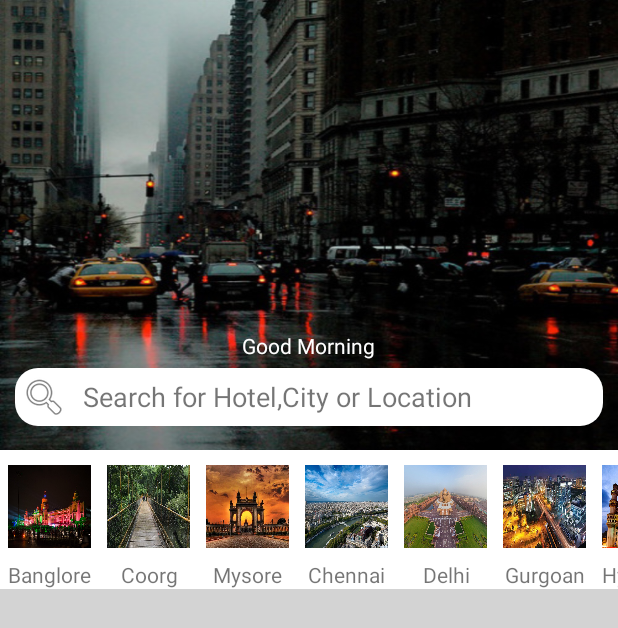
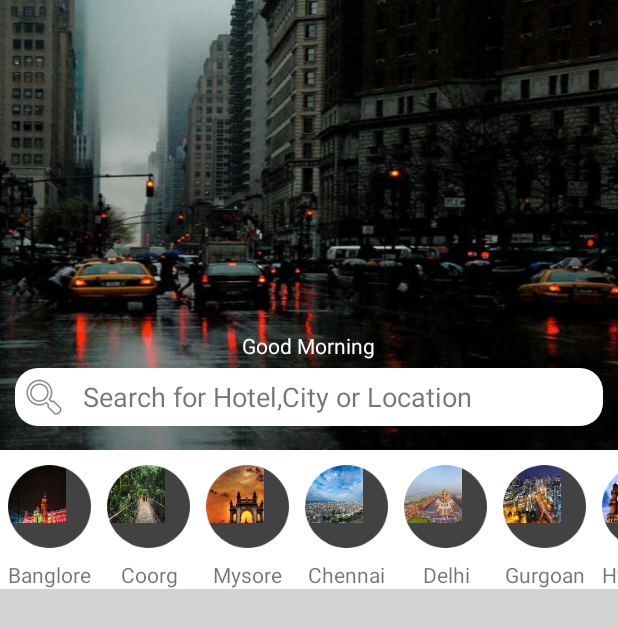
Before and after one commit to madhugogineni/OYORooms, an Android app: the HomeActivity screen opened directly, with no data from a screen before it, on a phone screen of 412 x 824 dp. Shown: the top 628 px of the screen. Run offline under Robolectric (Android 15) with nearby library versions, the phone set to English and light mode, and no system bars.

```diff
--- a/app/src/main/AndroidManifest.xml
+++ b/app/src/main/AndroidManifest.xml
@@ -16,7 +16,8 @@
                 <category android:name="android.intent.category.LAUNCHER" />
             </intent-filter>
         </activity>
-        <activity android:name=".HomeActivity"></activity>
+        <activity android:name=".HomeActivity" />
+        <activity android:name=".HotelsDisplay"></activity>
     </application>
 
 </manifest>
--- a/app/src/main/java/com/example/admin1/oyorooms/MyAdapter.java
+++ b/app/src/main/java/com/example/admin1/oyorooms/MyAdapter.java
@@ -1,7 +1,17 @@
 package com.example.admin1.oyorooms;
 
+import android.content.Context;
+import android.content.Intent;
+import android.graphics.Bitmap;
+import android.graphics.BitmapFactory;
+import android.graphics.Canvas;
+import android.graphics.Paint;
+import android.graphics.PorterDuff;
+import android.graphics.PorterDuffXfermode;
+import android.graphics.Rect;
 import android.support.annotation.NonNull;
 import android.support.v7.widget.RecyclerView;
+import android.util.Log;
 import android.view.LayoutInflater;
 import android.view.View;
 import android.view.ViewGroup;
@@ -13,14 +23,12 @@ import java.util.List;
 public class MyAdapter extends RecyclerView.Adapter<MyAdapter.ViewHolder> {
     private List<String> values;
     private List<Integer> icons;
-    // Provide a reference to the views for each data item
-    // Complex data items may need more than one view per item, and
-    // you provide access to all the views for a data item in a view holder
+    private Context context;
+    Intent intent;
+
     public class ViewHolder extends RecyclerView.ViewHolder {
-        // each data item is just a string in this case
         public TextView txtHeader;
         public ImageView imageView;
-        //public TextView txtFooter;
         public View layout;
 
         public ViewHolder(View v) {
@@ -28,6 +36,7 @@ public class MyAdapter extends RecyclerView.Adapter<MyAdapter.ViewHolder> {
             layout = v;
             txtHeader = (TextView) v.findViewById(R.id.text_list_item);
             imageView = (ImageView)v.findViewById(R.id.city_icon);
+            context = v.getContext();
         }
     }
 
@@ -42,43 +51,62 @@ public class MyAdapter extends RecyclerView.Adapter<MyAdapter.ViewHolder> {
         notifyItemRemoved(position);
     }
 
-    // Provide a suitable constructor (depends on the kind of dataset)
     public MyAdapter(List<String> myDataset,List<Integer> cityImages) {
         icons = cityImages;
         values = myDataset;
+
     }
 
-    // Create new views (invoked by the layout manager)
     @Override
-    public MyAdapter.ViewHolder onCreateViewHolder(ViewGroup parent,
+    public MyAdapter.ViewHolder onCreateViewHolder(final ViewGroup parent,
                                                    int viewType) {
-        // create a new view
-        LayoutInflater inflater = LayoutInflater.from(
-                parent.getContext());
+
+        LayoutInflater inflater = LayoutInflater.from(parent.getContext());
         View v = inflater.inflate(R.layout.list_item, parent, false);
-        // set the view's size, margins, paddings and layout parameters
         ViewHolder vh = new ViewHolder(v);
+
         return vh;
     }
-
-    // Replace the contents of a view (invoked by the layout manager)
     @Override
     public void onBindViewHolder(ViewHolder holder, final int position) {
-        // - get element from your dataset at this position
-        // - replace the contents of the view with that element
         final String name = values.get(position);
         holder.txtHeader.setText(name);
-        holder.imageView.setImageResource(icons.get(position));
-        holder.txtHeader.setOnClickListener(new View.OnClickListener() {
+        Bitmap bitmap = BitmapFactory.decodeResource(context.getResources(),icons.get(position));
+        Bitmap bitmap1 = Bitmap.createScaledBitmap(bitmap,100,100,true);
+        Bitmap finalBitmap = getRoundedBitmap(bitmap1,100);
+        holder.imageView.setImageBitmap(finalBitmap);
+        intent = new Intent(context,HotelsDisplay.class);
+        holder.imageView.setOnClickListener(new View.OnClickListener() {
             @Override
             public void onClick(View v) {
-                remove(position);
+                Log.d("Msg","position is: "+position+" "+values.get(position));
+                intent.putExtra("cityName",values.get(position));
+                context.startActivity(intent);
             }
         });
 
     }
+    public Bitmap getRoundedBitmap(Bitmap bitmap1,int pixel) {
+        Bitmap finalBitmap=null;
+        try {
+            finalBitmap = Bitmap.createBitmap(100,100, Bitmap.Config.ARGB_8888);
+            Canvas canvas = new Canvas(finalBitmap);
 
-    // Return the size of your dataset (invoked by the layout manager)
+            int color = 0xff424242;
+            Paint paint = new Paint();
+            Rect rect = new Rect(0, 0, 70, 70);
+            paint.setAntiAlias(true);
+            canvas.drawARGB(0, 0, 0, 0);
+            paint.setColor(color);
+            canvas.drawCircle(50,50,50, paint);
+            paint.setXfermode(new PorterDuffXfermode(PorterDuff.Mode.SRC_IN));
+            canvas.drawBitmap(bitmap1, rect, rect, paint);
+
+        } catch (NullPointerException e) {
+        } catch (OutOfMemoryError o) {
+        }
+        return finalBitmap;
+    }
     @Override
     public int getItemCount() {
         return values.size();
--- /dev/null
+++ b/app/src/main/res/drawable/roundicons.xml
@@ -0,0 +1,6 @@
+<?xml version="1.0" encoding="utf-8"?>
+<shape xmlns:android="http://schemas.android.com/apk/res/android"
+    android:shape="rectangle">
+    <corners android:radius="55dp"></corners>
+    <solid android:color="@android:color/background_light"></solid>
+</shape>
--- a/app/src/main/res/layout/list_item.xml
+++ b/app/src/main/res/layout/list_item.xml
@@ -13,10 +13,9 @@
         android:id="@+id/city_icon"
         android:layout_width="55dp"
         android:layout_height="55dp"
-        android:scaleType="fitXY"
         app:layout_constraintStart_toStartOf="parent"
         app:layout_constraintTop_toTopOf="parent" />
-
+        <!---->
     <TextView
         android:id="@+id/text_list_item"
         android:layout_width="wrap_content"
```
Also changed, not shown: app/src/main/java/com/example/admin1/oyorooms/HotelsDisplay.java (added, +21 -0 lines), app/src/main/res/layout/activity_hotels_display.xml (added, +9 -0 lines), 1 other file.
